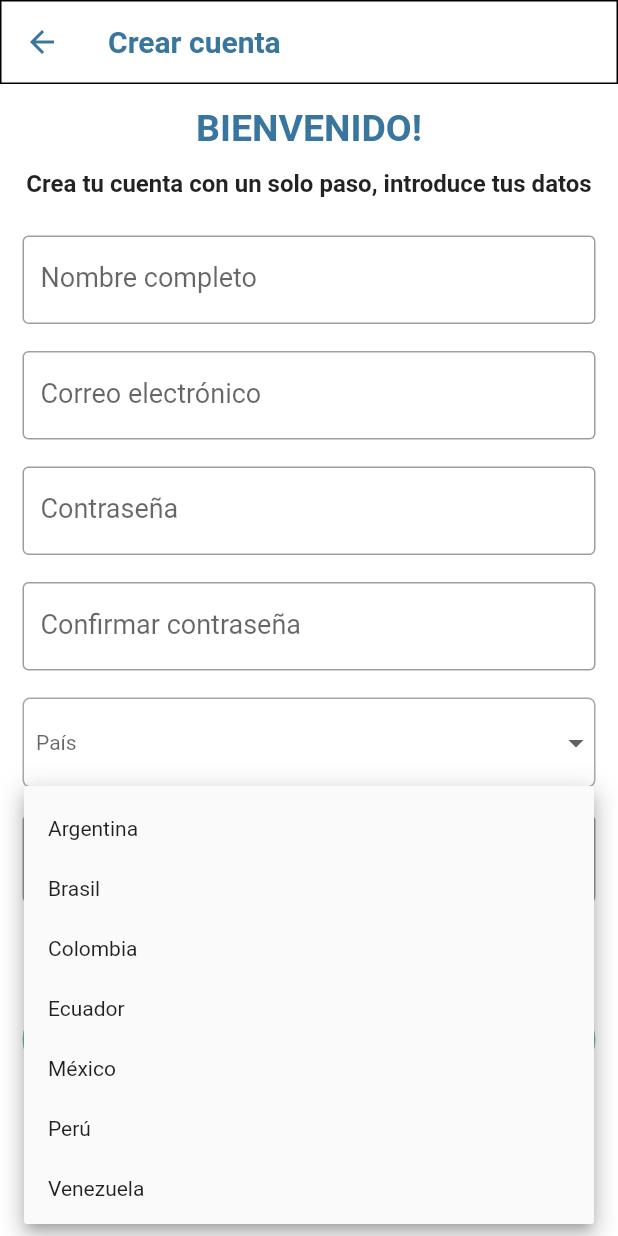
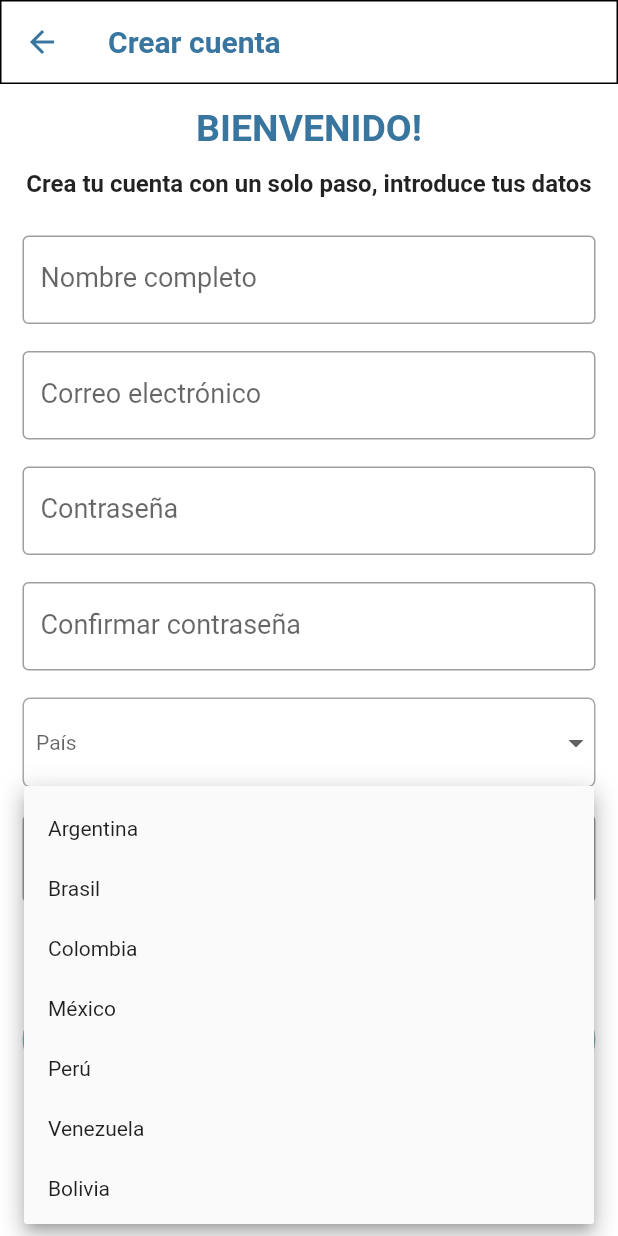
Before and after one commit to gibranvs/EasyAdaptFlutter, a Flutter app: the RegisterPage screen opened by its route, after a tap on "País", on a phone screen of 412 x 824 dp. Run offline on Flutter 3.47's test engine with Material 2 defaults, Android fonts, the phone set to English and light mode, and no system bars; drawn by our look-alikes of dropdown_button2; our stand-ins replace fluttertoast, shared_preferences, video_player; missing offline and left inert: add_2_calendar, syncfusion_flutter_pdfviewer; accounts and stored records are empty.

Commit message:
update country

```diff
--- a/lib/ui/pages/perfil/perfil.dart
+++ b/lib/ui/pages/perfil/perfil.dart
@@ -48,7 +48,6 @@
     "Argentina",
     "Brasil",
     "Colombia",
-    "Ecuador",
     "México",
     "Perú",
     "Venezuela",
--- a/lib/ui/pages/register_page.dart
+++ b/lib/ui/pages/register_page.dart
@@ -27,7 +27,6 @@
     "Argentina",
     "Brasil",
     "Colombia",
-    "Ecuador",
     "México",
     "Perú",
     "Venezuela",
```
